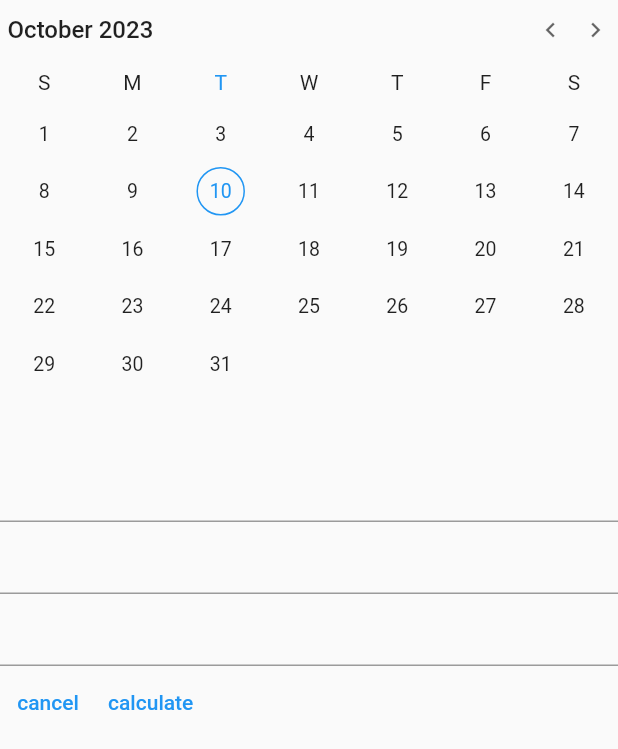
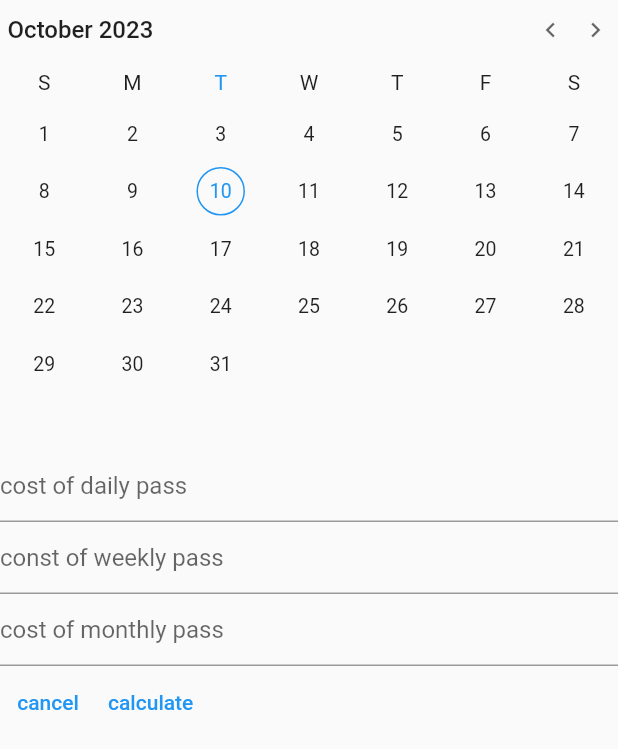
Before and after one commit to DILPREET1910/minimum-cost-of-ticket, a Flutter app: the screen it shows after launch, on a phone screen of 412 x 824 dp. Shown: the top 749 px of the screen. Run offline on Flutter 3.47's test engine with Material 2 defaults, Android fonts, the phone set to English and light mode, and no system bars; drawn by our look-alikes of syncfusion_flutter_datepicker; our stand-ins replace jiffy.

Commit message:
text from filed number input and hint text

```diff
--- a/lib/main.dart
+++ b/lib/main.dart
@@ -33,9 +33,21 @@ class _HomeState extends State<Home> {
         body: Column(
           children: [
             const WidgetsDatePicker(),
-            TextFormField(controller: global.daily),
-            TextFormField(controller: global.weekly),
-            TextFormField(controller: global.monthly),
+            TextFormField(
+              controller: global.daily,
+              decoration: const InputDecoration(hintText: "cost of daily pass"),
+              keyboardType: TextInputType.number,
+            ),
+            TextFormField(
+              controller: global.weekly,
+              decoration: const InputDecoration(hintText: "const of weekly pass"),
+              keyboardType: TextInputType.number,
+            ),
+            TextFormField(
+              controller: global.monthly,
+              decoration: const InputDecoration(hintText: "cost of monthly pass"),
+              keyboardType: TextInputType.number,
+            ),
             Row(
               children: [
                 TextButton(
```
